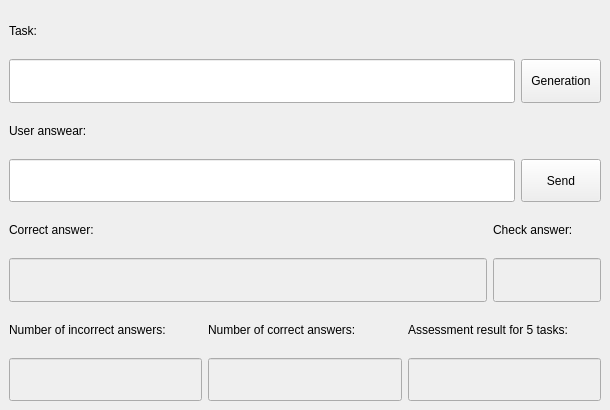
Before: the Qt Designer form Lesson_8/Task_1/quiztasks.ui in VadimChepil/NG_2024_Vadim_Chepil, drawn with Qt 5.
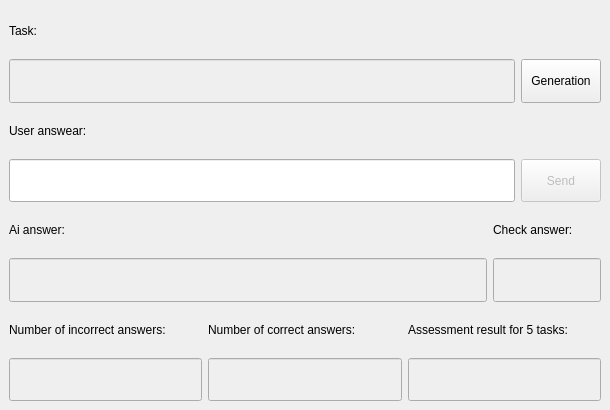
After: the same form once the commit is applied.

Commit message: Fixed the interface and optimized the code in Lesson_8: Task_1

```diff
--- a/Lesson_8/Task_1/quiztasks.ui
+++ b/Lesson_8/Task_1/quiztasks.ui
@@ -46,7 +46,7 @@
         <item>
          <widget class="QLineEdit" name="le_task">
           <property name="enabled">
-           <bool>true</bool>
+           <bool>false</bool>
           </property>
           <property name="sizePolicy">
            <sizepolicy hsizetype="Expanding" vsizetype="Preferred">
@@ -100,7 +100,7 @@
         <item>
          <widget class="QPushButton" name="b_sendAnswear">
           <property name="enabled">
-           <bool>true</bool>
+           <bool>false</bool>
           </property>
           <property name="sizePolicy">
            <sizepolicy hsizetype="Minimum" vsizetype="Minimum">
@@ -124,7 +124,7 @@
         <item>
          <widget class="QLabel" name="label_3">
           <property name="text">
-           <string>Сorrect answer:</string>
+           <string>Ai answer:</string>
           </property>
          </widget>
         </item>
```
The commit also changes 2 other files.
